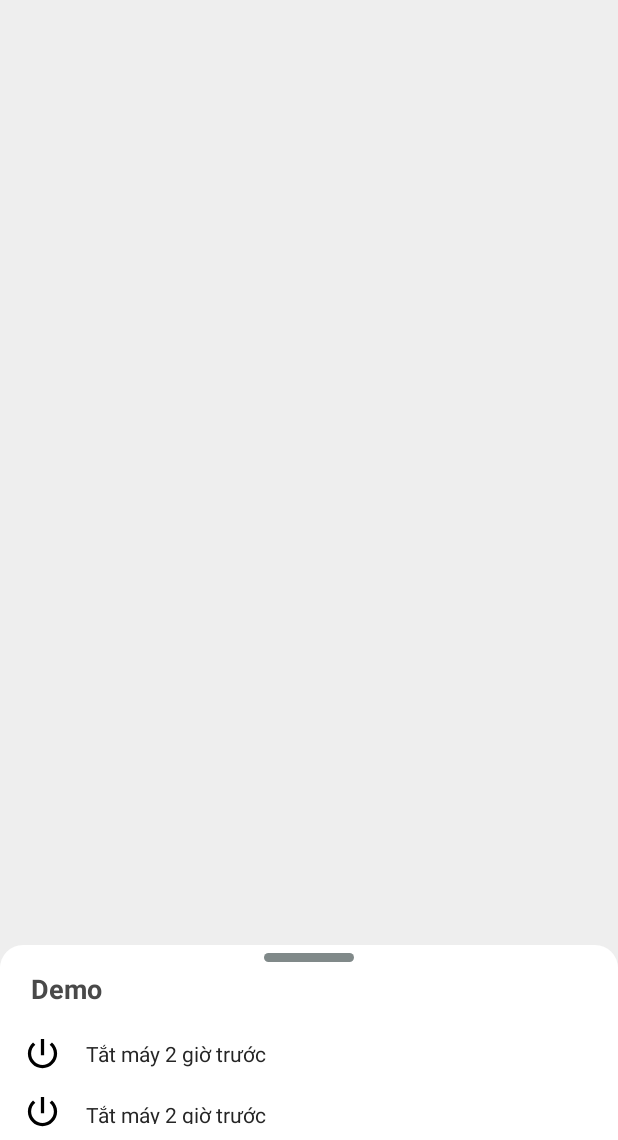
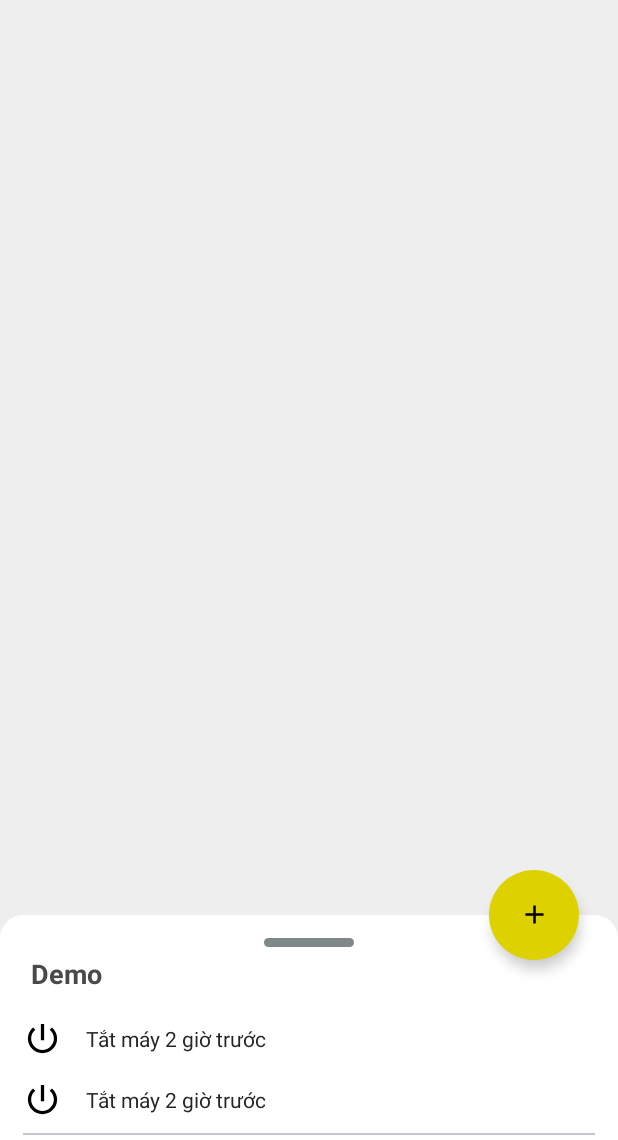
Before and after one commit to vunh92/FirstDemoHilt, an Android app: the HomeActivity screen opened directly, with no data from a screen before it, on a phone screen of 412 x 824 dp, the part 96-1236 px from its top. Run offline under Robolectric (Android 15) with nearby library versions, the phone set to English and light mode, and no system bars; our stand-ins replace CircleImageView, Dagger/Hilt's generated code, Room's generated code, sdp/ssp sizes; libraries missing offline, so code that uses them is left out: pub.devrel.easypermissions; pictures from the network do not load; 1 statement that could not run was skipped.

Commit message:
update bottom sheet setting

```diff
--- a/app/src/main/java/com/vunh/first_demo_hilt/ui/home/HomeActivity.kt
+++ b/app/src/main/java/com/vunh/first_demo_hilt/ui/home/HomeActivity.kt
@@ -15,6 +15,8 @@ import androidx.core.view.*
 import androidx.lifecycle.lifecycleScope
 import com.bumptech.glide.Glide
 import com.google.android.material.bottomsheet.BottomSheetBehavior
+import com.google.android.material.bottomsheet.BottomSheetDialogFragment
+import com.google.android.material.button.MaterialButton
 import com.google.android.material.navigation.NavigationView
 import com.google.gson.Gson
 import com.vunh.first_demo_hilt.R
@@ -22,8 +24,10 @@ import com.vunh.first_demo_hilt.base.BaseActivity
 import com.vunh.first_demo_hilt.database.AppDatabase
 import com.vunh.first_demo_hilt.databinding.ActivityHomeBinding
 import com.vunh.first_demo_hilt.database.AppSharePref
+import com.vunh.first_demo_hilt.models.Prediction
 import com.vunh.first_demo_hilt.models.Profile
 import com.vunh.first_demo_hilt.models.User
+import com.vunh.first_demo_hilt.ui.customview.BottomSheetSelectItem
 import com.vunh.first_demo_hilt.ui.notification.NotificationActivity
 import com.vunh.first_demo_hilt.ui.test.TestListActivity
 import com.vunh.first_demo_hilt.utils.AppUtils
@@ -219,6 +223,17 @@ class HomeActivity : BaseActivity() , NavigationView.OnNavigationItemSelectedLis
         homeBottomSheetBehavior.addBottomSheetCallback(bottomSheetCallback)
         // To remove the callback:
         homeBottomSheetBehavior.removeBottomSheetCallback(bottomSheetCallback)
+
+        val settingBtn = binding.layoutBottomSheet.bottomSheet.findViewById<MaterialButton>(R.id.bottom_sheet_setting_btn)
+        settingBtn.setOnClickListener {
+            bottomSheetSetting()
+        }
+    }
+
+    private fun bottomSheetSetting() {
+        if (supportFragmentManager.findFragmentByTag(HomeBottomSheetSetting.TAG) != null) return
+        val dialog = HomeBottomSheetSetting()
+        dialog.show(supportFragmentManager, HomeBottomSheetSetting.TAG)
     }
 
     @SuppressLint("SetTextI18n")
--- a/app/src/main/res/layout/activity_home.xml
+++ b/app/src/main/res/layout/activity_home.xml
@@ -46,7 +46,7 @@
             android:layout_height="wrap_content"
             android:layout_alignParentBottom="true"
             app:behavior_hideable="true"
-            app:behavior_peekHeight="130dp"
+            app:behavior_peekHeight="180dp"
             app:layout_behavior="com.google.android.material.bottomsheet.BottomSheetBehavior" />
 
     </androidx.coordinatorlayout.widget.CoordinatorLayout>
--- a/app/src/main/res/layout/layout_home_bottom_sheet.xml
+++ b/app/src/main/res/layout/layout_home_bottom_sheet.xml
@@ -4,19 +4,21 @@
     android:id="@+id/bottom_sheet"
     android:layout_width="match_parent"
     android:layout_height="wrap_content"
+    app:behavior_hideable="true"
+    app:behavior_peekHeight="180dp"
+    app:layout_behavior="com.google.android.material.bottomsheet.BottomSheetBehavior" >
+
+    <RelativeLayout
+        android:layout_width="match_parent"
+        android:layout_height="wrap_content"
         android:background="@drawable/radius_background"
-    android:paddingTop="0dp"
-    app:behavior_hideable="true"
-    app:behavior_peekHeight="130dp"
-    app:layout_behavior="com.google.android.material.bottomsheet.BottomSheetBehavior" >
+        android:layout_marginTop="30dp">
 
         <LinearLayout
             android:id="@+id/top_ll"
             android:layout_width="match_parent"
             android:layout_height="130dp"
-        android:paddingVertical="5dp"
             android:orientation="vertical"
-        android:gravity="center_vertical"
             android:layout_alignParentTop="true">
             <View
                 android:layout_width="60dp"
@@ -27,6 +29,7 @@
             <TextView
                 style="@style/DefaultTextView.Header"
                 android:text="Demo"/>
+
             <LinearLayout
                 android:layout_width="match_parent"
                 android:layout_height="wrap_content"
@@ -131,3 +134,19 @@
         </LinearLayout>
 
     </RelativeLayout>
+
+    <com.google.android.material.button.MaterialButton
+        style="@style/IconButton"
+        android:id="@+id/bottom_sheet_setting_btn"
+        android:layout_width="60dp"
+        android:layout_height="60dp"
+        android:layout_marginEnd="@dimen/_20ssp"
+        app:cornerRadius="30dp"
+        app:icon="@drawable/ic_add"
+        app:iconSize="@dimen/_16ssp"
+        app:iconGravity="textStart"
+        app:iconTint="@color/black"
+        app:iconPadding="0dp"
+        android:layout_alignParentEnd="true"/>
+
+</RelativeLayout>
--- a/app/src/main/res/values/styles.xml
+++ b/app/src/main/res/values/styles.xml
@@ -24,6 +24,17 @@
         <item name="android:stateListAnimator">@null</item>
         <item name="android:elevation">@dimen/size_small</item>
     </style>
+    <style name="IconButton">
+        <item name="android:layout_width">wrap_content</item>
+        <item name="android:layout_height">wrap_content</item>
+        <item name="android:gravity">center</item>
+        <item name="android:layout_gravity">center</item>
+        <item name="android:stateListAnimator">@null</item>
+        <item name="android:elevation">@dimen/size_small</item>
+        <item name="android:insetTop">0dp</item>
+        <item name="android:insetBottom">0dp</item>
+    </style>
+
     <style name="BorderButton" >
         <item name="android:layout_width">wrap_content</item>
         <item name="android:layout_height">wrap_content</item>
```
Also changed, not shown: app/src/main/java/com/vunh/first_demo_hilt/ui/home/HomeBottomSheetSetting.kt (added, +59 -0 lines), app/src/main/res/layout/layout_home_bottom_sheet_setting.xml (added, +153 -0 lines). Lines whose indentation alone changed are shown as unchanged.
